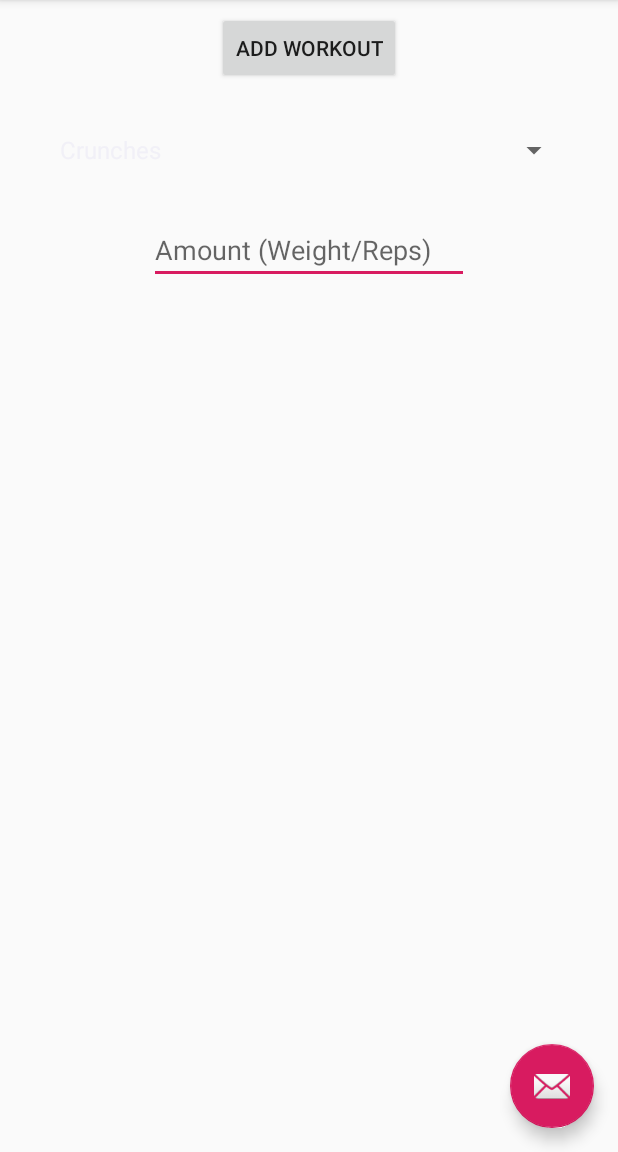
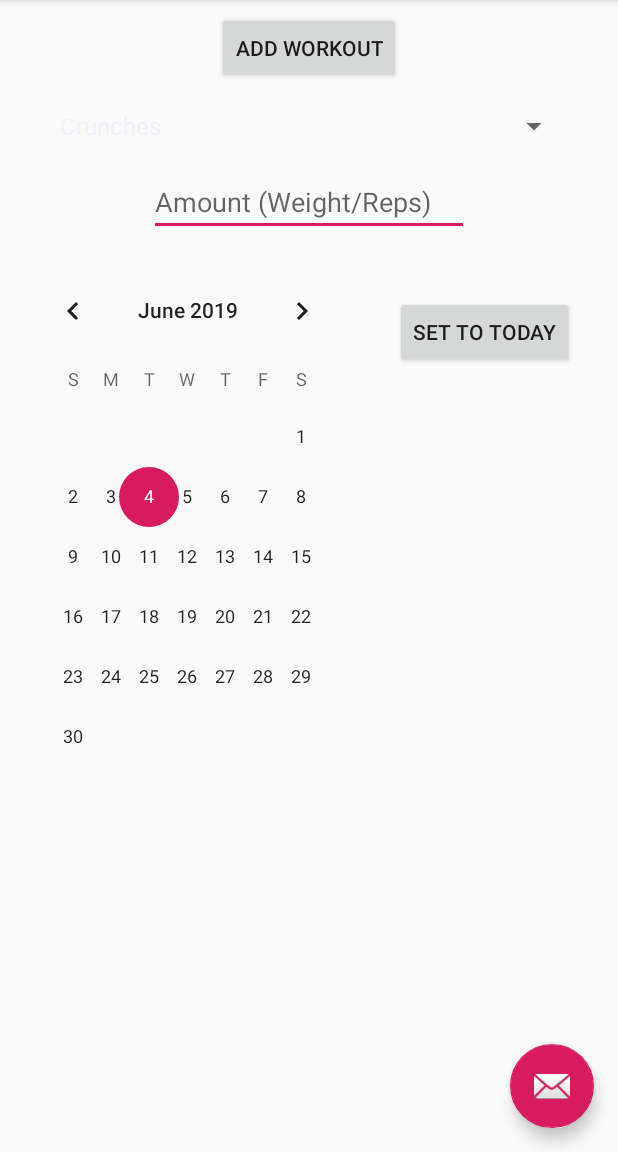
Before and after one commit to yomn61/WorkoutTracker, an Android app: the screen it shows after launch (DataEntryActivity), on a phone screen of 412 x 824 dp, the part 84-1236 px from its top. Run offline under Robolectric (Android 15) with nearby library versions, the phone set to English and light mode, and no system bars.

Commit message:
Added calendar to allow for adding previous workouts

```diff
--- a/app/src/main/res/layout/content_data_entry.xml
+++ b/app/src/main/res/layout/content_data_entry.xml
@@ -25,7 +25,7 @@
         android:layout_height="wrap_content"
         android:layout_marginStart="32dp"
         android:layout_marginLeft="32dp"
-        android:layout_marginTop="32dp"
+        android:layout_marginTop="16dp"
         android:layout_marginEnd="32dp"
         android:layout_marginRight="32dp"
         app:layout_constraintEnd_toEndOf="parent"
@@ -36,12 +36,38 @@
         android:id="@+id/weight_no"
         android:layout_width="wrap_content"
         android:layout_height="wrap_content"
-        android:layout_marginTop="32dp"
+        android:layout_marginTop="16dp"
         android:ems="10"
         android:hint="@string/weight_no_hint"
+        android:importantForAutofill="no"
         android:inputType="number"
         app:layout_constraintEnd_toEndOf="parent"
         app:layout_constraintStart_toStartOf="parent"
         app:layout_constraintTop_toBottomOf="@+id/workout_spinner" />
 
+    <CalendarView
+        android:id="@+id/workout_date"
+        android:layout_width="218dp"
+        android:layout_height="335dp"
+        android:layout_marginStart="16dp"
+        android:layout_marginLeft="16dp"
+        android:layout_marginTop="16dp"
+        app:layout_constraintStart_toStartOf="parent"
+        app:layout_constraintTop_toBottomOf="@+id/weight_no" />
+
+    <Button
+        android:id="@+id/today_button"
+        android:layout_width="wrap_content"
+        android:layout_height="wrap_content"
+        android:layout_marginStart="16dp"
+        android:layout_marginLeft="16dp"
+        android:layout_marginTop="40dp"
+        android:layout_marginEnd="16dp"
+        android:layout_marginRight="16dp"
+        android:onClick="setToToday"
+        android:text="@string/today_button"
+        app:layout_constraintEnd_toEndOf="parent"
+        app:layout_constraintStart_toEndOf="@+id/workout_date"
+        app:layout_constraintTop_toBottomOf="@+id/weight_no" />
+
 </android.support.constraint.ConstraintLayout>
--- a/app/src/main/res/values/strings.xml
+++ b/app/src/main/res/values/strings.xml
@@ -4,6 +4,7 @@
     <string name="add_workout_button">Add Workout</string>
     <string name="view_logs">View Logs</string>
     <string name="weight_no_hint">Amount (Weight/Reps)</string>
+    <string name="today_button">Set to Today</string>
 
     <string-array name="workouts">
         <item>Crunches</item>
```
Also changed, not shown: app/src/main/java/com/learningmyway/me/workouttracker/DataEntryActivity.java (+28 -2 lines).
